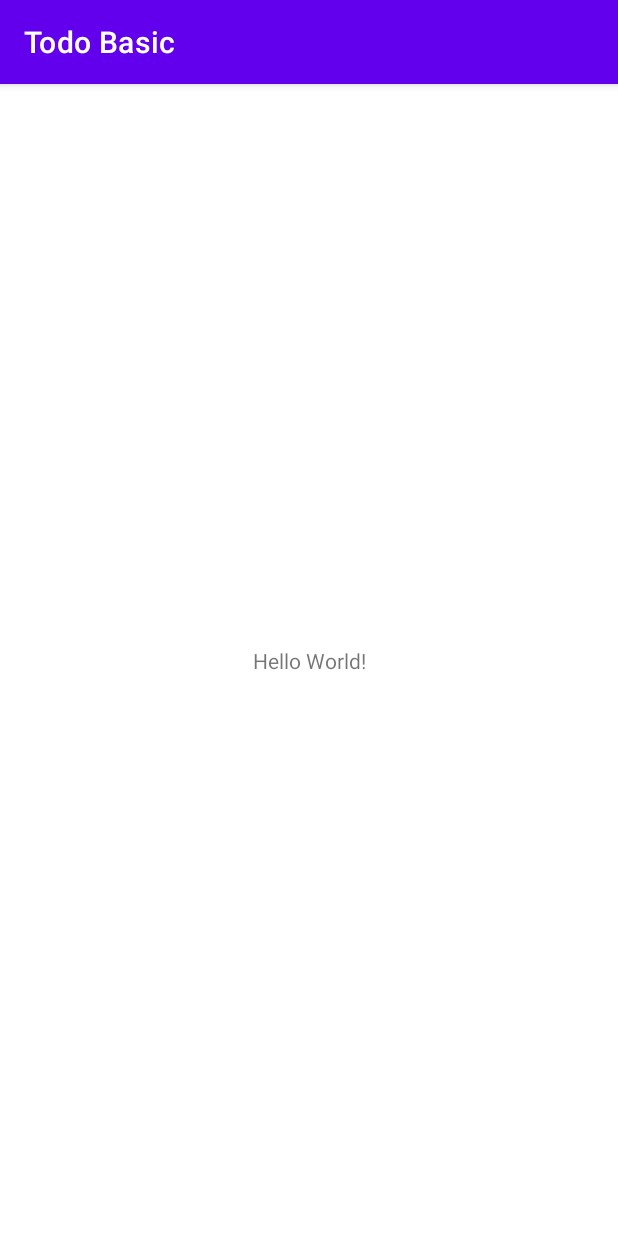
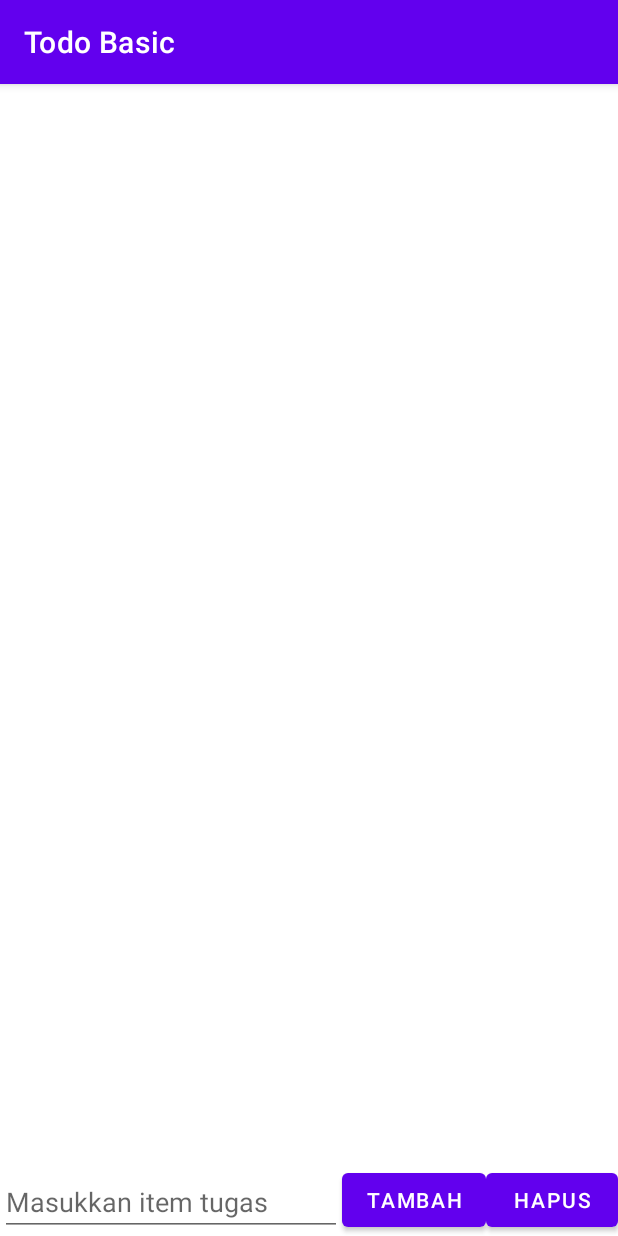
Before and after one commit to blackinitial/kotlin-basics-todo, an Android app: the screen it shows after launch (MainActivity), on a phone screen of 412 x 824 dp. Run offline under Robolectric (Android 15) with nearby library versions, the phone set to English and light mode, and no system bars.

Commit message:
add basic layout

```diff
--- a/app/src/main/res/layout/activity_main.xml
+++ b/app/src/main/res/layout/activity_main.xml
@@ -6,13 +6,38 @@
     android:layout_height="match_parent"
     tools:context=".MainActivity">
 
-    <TextView
+    <androidx.recyclerview.widget.RecyclerView
+        android:id="@+id/todoItems"
+        android:layout_width="match_parent"
+        android:layout_height="0dp"
+        app:layout_constraintBottom_toTopOf="@id/todoInput"
+        app:layout_constraintEnd_toEndOf="parent"
+        app:layout_constraintStart_toStartOf="parent"
+        app:layout_constraintTop_toTopOf="parent" />
+
+    <EditText
+        android:id="@+id/todoInput"
+        android:layout_width="0dp"
+        android:layout_height="wrap_content"
+        android:hint="Masukkan item tugas"
+        app:layout_constraintBottom_toBottomOf="parent"
+        app:layout_constraintEnd_toStartOf="@+id/todoBtnAdd"
+        app:layout_constraintStart_toStartOf="parent" />
+
+    <Button
+        android:id="@+id/todoBtnAdd"
         android:layout_width="wrap_content"
         android:layout_height="wrap_content"
-        android:text="Hello World!"
+        android:text="Tambah"
         app:layout_constraintBottom_toBottomOf="parent"
-        app:layout_constraintLeft_toLeftOf="parent"
-        app:layout_constraintRight_toRightOf="parent"
-        app:layout_constraintTop_toTopOf="parent" />
+        app:layout_constraintEnd_toStartOf="@id/todoBtnDelete"/>
+
+    <Button
+        android:id="@+id/todoBtnDelete"
+        android:layout_width="wrap_content"
+        android:layout_height="wrap_content"
+        android:text="Hapus"
+        app:layout_constraintBottom_toBottomOf="parent"
+        app:layout_constraintEnd_toEndOf="parent" />
 
 </androidx.constraintlayout.widget.ConstraintLayout>
```
Also changed, not shown: app/src/main/res/layout/item_todo.xml (added, +28 -0 lines).
